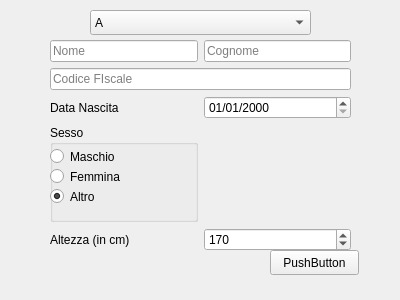
The window that src/gui_pkg/include/gui_pkg/select_user_form.ui (cristianbass01/GUI_robotic_exoskeleton) describes before a commit, drawn with Qt 5.
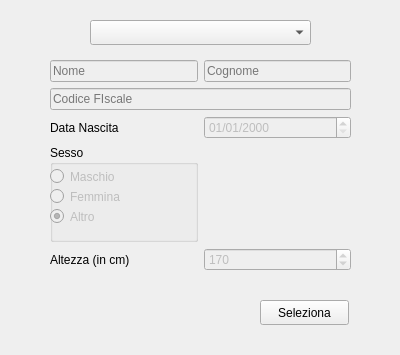
The same window after the commit.

Diff of the .ui file:
```diff
--- a/src/gui_pkg/include/gui_pkg/select_user_form.ui
+++ b/src/gui_pkg/include/gui_pkg/select_user_form.ui
@@ -7,7 +7,7 @@
     <x>0</x>
     <y>0</y>
     <width>400</width>
-    <height>300</height>
+    <height>355</height>
    </rect>
   </property>
   <property name="windowTitle">
@@ -17,35 +17,30 @@
    <property name="geometry">
     <rect>
      <x>90</x>
-     <y>10</y>
+     <y>20</y>
      <width>221</width>
      <height>25</height>
     </rect>
    </property>
-   <item>
-    <property name="text">
-     <string>A</string>
-    </property>
-   </item>
   </widget>
   <widget class="QPushButton" name="BT_select">
    <property name="geometry">
     <rect>
-     <x>270</x>
-     <y>250</y>
+     <x>260</x>
+     <y>300</y>
      <width>89</width>
      <height>25</height>
     </rect>
    </property>
    <property name="text">
-    <string>PushButton</string>
+    <string>Seleziona</string>
    </property>
   </widget>
   <widget class="QWidget" name="gridLayoutWidget">
    <property name="geometry">
     <rect>
      <x>50</x>
-     <y>40</y>
+     <y>60</y>
      <width>301</width>
      <height>211</height>
     </rect>
@@ -53,6 +48,9 @@
    <layout class="QGridLayout" name="gridLayout">
     <item row="0" column="0">
      <widget class="QLineEdit" name="TB_name">
+      <property name="enabled">
+       <bool>false</bool>
+      </property>
       <property name="placeholderText">
        <string>Nome</string>
       </property>
@@ -60,6 +58,9 @@
     </item>
     <item row="0" column="1">
      <widget class="QLineEdit" name="TB_surname">
+      <property name="enabled">
+       <bool>false</bool>
+      </property>
       <property name="placeholderText">
        <string>Cognome</string>
       </property>
@@ -74,6 +75,9 @@
     </item>
     <item row="5" column="1">
      <widget class="QSpinBox" name="NB_height">
+      <property name="enabled">
+       <bool>false</bool>
+      </property>
       <property name="maximum">
        <number>300</number>
       </property>
@@ -84,6 +88,9 @@
     </item>
     <item row="2" column="1">
      <widget class="QDateEdit" name="DE_birthday">
+      <property name="enabled">
+       <bool>false</bool>
+      </property>
       <property name="minimumDate">
        <date>
         <year>1900</year>
@@ -109,6 +116,9 @@
        <string>Sesso</string>
       </property>
       <widget class="QRadioButton" name="RB_male">
+       <property name="enabled">
+        <bool>false</bool>
+       </property>
        <property name="geometry">
         <rect>
          <x>0</x>
@@ -122,6 +132,9 @@
        </property>
       </widget>
       <widget class="QRadioButton" name="RB_female">
+       <property name="enabled">
+        <bool>false</bool>
+       </property>
        <property name="geometry">
         <rect>
          <x>0</x>
@@ -135,6 +148,9 @@
        </property>
       </widget>
       <widget class="QRadioButton" name="RB_other">
+       <property name="enabled">
+        <bool>false</bool>
+       </property>
        <property name="geometry">
         <rect>
          <x>0</x>
@@ -154,6 +170,9 @@
     </item>
     <item row="1" column="0" colspan="2">
      <widget class="QLineEdit" name="TB_cf">
+      <property name="enabled">
+       <bool>false</bool>
+      </property>
       <property name="maxLength">
        <number>16</number>
       </property>
```
Left out of the diff: 2 changed lines with no effect on the pictures.
